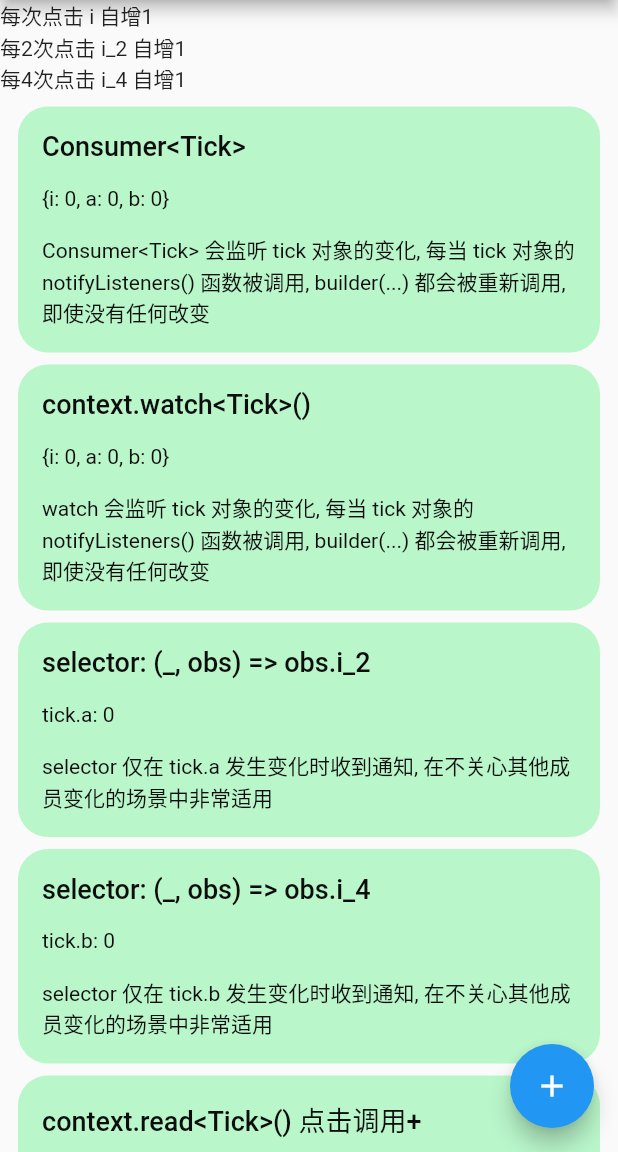
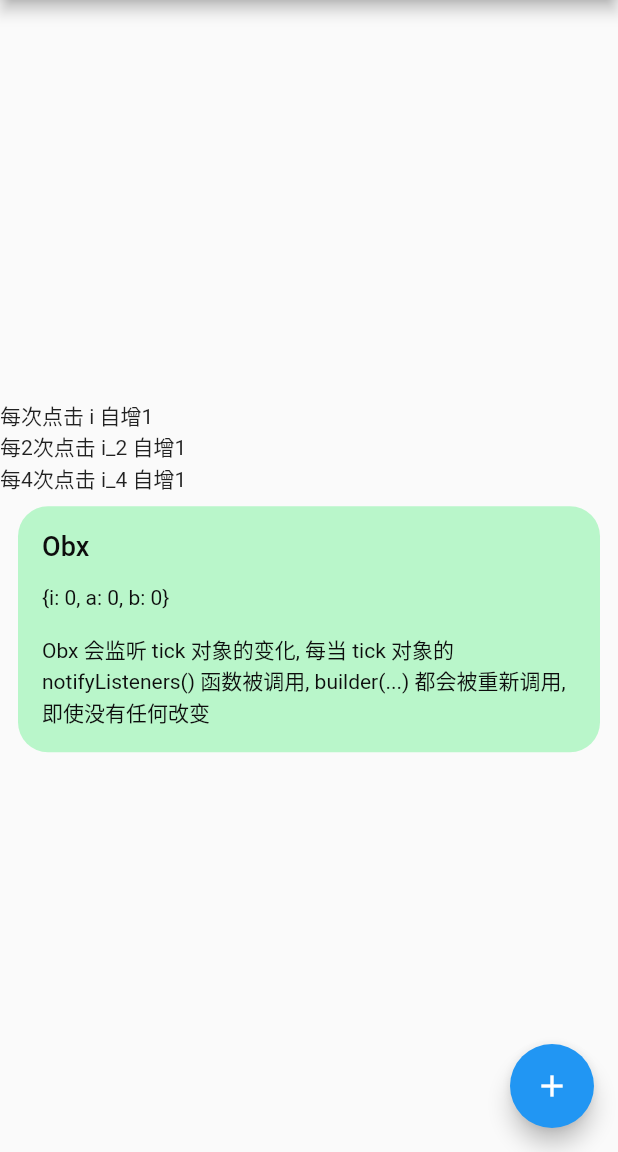
Before and after one commit to Hooollly/flutter_learn, a Flutter app: the screen it shows after launch, after a tap on "GetX", on a phone screen of 412 x 824 dp, the part 84-1236 px from its top. Run offline on Flutter 3.47's test engine with Material 2 defaults, Android fonts, the phone set to English and light mode, and no system bars; our stand-ins replace get.

Commit message:
添加 getx

```diff
--- /dev/null
+++ b/lib/commons/urils.dart
@@ -0,0 +1,6 @@
+import 'package:flutter/material.dart';
+import 'package:flutter_learn/commons/values.dart';
+
+Color asColor(int i) {
+  return vCardColors[i % vCardColors.length]!;
+}
--- /dev/null
+++ b/lib/pages/getx/model.dart
@@ -0,0 +1,23 @@
+class Tick {
+  int i = 0;
+
+  int i_2 = 0;
+
+  int i_4 = 0;
+
+  increment() {
+    /// i 每次自增1
+    i++;
+
+    /// a 每2次自增1
+    if (i % 2 == 0) i_2++;
+
+    /// b 每4次自增1
+    if (i % 4 == 0) i_4++;
+  }
+
+  @override
+  String toString() {
+    return '{i: $i, a: $i_2, b: $i_4}';
+  }
+}
--- a/lib/pages/getx/page.dart
+++ b/lib/pages/getx/page.dart
@@ -1,10 +1,66 @@
 import 'package:flutter/material.dart';
+import 'package:flutter_learn/commons/urils.dart';
+import 'package:get/get.dart';
 
-import 'state.dart';
+import '../widgets.dart';
+import 'model.dart';
 
-class GetXDemoPage extends StatefulWidget {
-  const GetXDemoPage({Key? key}) : super(key: key);
+class GetXDemoPage extends StatelessWidget {
+  final tick = Get.put(Tick().obs);
+
+  void onTap() {
+    debugPrint('-> onTap : ${tick.value.i}');
+
+    tick.value.increment();
+
+    tick.refresh();
+  }
 
   @override
-  GetXDemoPageState createState() => GetXDemoPageState();
+  Widget build(BuildContext context) {
+    return Scaffold(
+      appBar: AppBar(
+        title: const Text('Provider Demo'),
+      ),
+      body: Center(
+        child: const PageBody(),
+      ),
+      floatingActionButton: FloatingActionButton(
+        onPressed: onTap,
+        child: const Icon(Icons.add),
+      ),
+    );
+  }
 }
+
+class PageBody extends StatelessWidget {
+  const PageBody({Key? key}) : super(key: key);
+
+  @override
+  Widget build(BuildContext context) {
+    debugPrint('build -> page widget');
+
+    final tick = Get.find<Rx<Tick>>();
+
+    return SingleChildScrollView(
+      child: Wrap(
+        runSpacing: 8,
+        children: [
+          Text('每次点击 i 自增1 \n每2次点击 i_2 自增1 \n每4次点击 i_4 自增1'),
+          Obx(
+            () {
+              debugPrint('build -> Obx');
+
+              return InfoBox(
+                label: 'Obx',
+                color: asColor(tick.value.i),
+                message: '$tick\n\n'
+                    'Obx 会监听 tick 对象的变化, 每当 tick 对象的 notifyListeners() 函数被调用, builder(...) 都会被重新调用, 即使没有任何改变',
+              );
+            },
+          ),
+        ],
+      ),
+    );
+  }
+}
--- a/lib/pages/main/page.dart
+++ b/lib/pages/main/page.dart
@@ -1,4 +1,5 @@
 import 'package:flutter/material.dart';
+import 'package:flutter_learn/pages/getx/page.dart';
 import 'package:flutter_learn/pages/provider/page.dart';
 
 /// 主页面
@@ -31,7 +32,7 @@ class _MainPageState extends State<MainPage> {
               child: Text('Provider'),
             ),
             TextButton(
-              onPressed: () => jump(ProviderDemoPage()),
+              onPressed: () => jump(GetXDemoPage()),
               child: Text('GetX'),
             ),
           ],
--- a/lib/pages/provider/page.dart
+++ b/lib/pages/provider/page.dart
@@ -1,5 +1,5 @@
 import 'package:flutter/material.dart';
-import 'package:flutter_learn/commons/values.dart';
+import 'package:flutter_learn/commons/urils.dart';
 import 'package:provider/provider.dart';
 
 import '../widgets.dart';
@@ -64,7 +64,7 @@ class PageBody extends StatelessWidget {
 
               return InfoBox(
                 label: 'Consumer<Tick>',
-                color: _color(tick.i),
+                color: asColor(tick.i),
                 message: '$tick\n\n'
                     'Consumer<Tick> 会监听 tick 对象的变化, 每当 tick 对象的 notifyListeners() 函数被调用, builder(...) 都会被重新调用, 即使没有任何改变',
               );
@@ -80,7 +80,7 @@ class PageBody extends StatelessWidget {
 
               return InfoBox(
                 label: 'context.watch<Tick>()',
-                color: _color(_tick.i),
+                color: asColor(_tick.i),
                 message: '$_tick\n\n'
                     'watch 会监听 tick 对象的变化, 每当 tick 对象的 notifyListeners() 函数被调用, builder(...) 都会被重新调用, 即使没有任何改变',
               );
@@ -95,7 +95,7 @@ class PageBody extends StatelessWidget {
 
               return InfoBox(
                 label: 'selector: (_, obs) => obs.i_2',
-                color: _color(i_2),
+                color: asColor(i_2),
                 message: 'tick.a: $i_2\n\n'
                     'selector 仅在 tick.a 发生变化时收到通知, 在不关心其他成员变化的场景中非常适用',
               );
@@ -110,7 +110,7 @@ class PageBody extends StatelessWidget {
 
               return InfoBox(
                 label: 'selector: (_, obs) => obs.i_4',
-                color: _color(i_4),
+                color: asColor(i_4),
                 message: 'tick.b: $i_4\n\n'
                     'selector 仅在 tick.b 发生变化时收到通知, 在不关心其他成员变化的场景中非常适用',
               );
@@ -126,7 +126,7 @@ class PageBody extends StatelessWidget {
 
               return InfoBox(
                 label: 'context.read<Tick>() 点击调用+',
-                color: _color(_tick.i),
+                color: asColor(_tick.i),
                 message: '$_tick\n\n'
                     'context.read<Tick>() 在 builder 函数执行时获取 tick 的引用, 在 tick 对象发生变化时并不会刷新当前 widget, 适合用来在子节点调用顶层对象的函数',
                 child: ElevatedButton(
@@ -144,7 +144,3 @@ class PageBody extends StatelessWidget {
     );
   }
 }
-
-Color _color(int i) {
-  return vCardColors[i % vCardColors.length]!;
-}
```
Also changed, not shown: lib/pages/getx/state.dart (deleted, +0 -10 lines), 5 other files.
